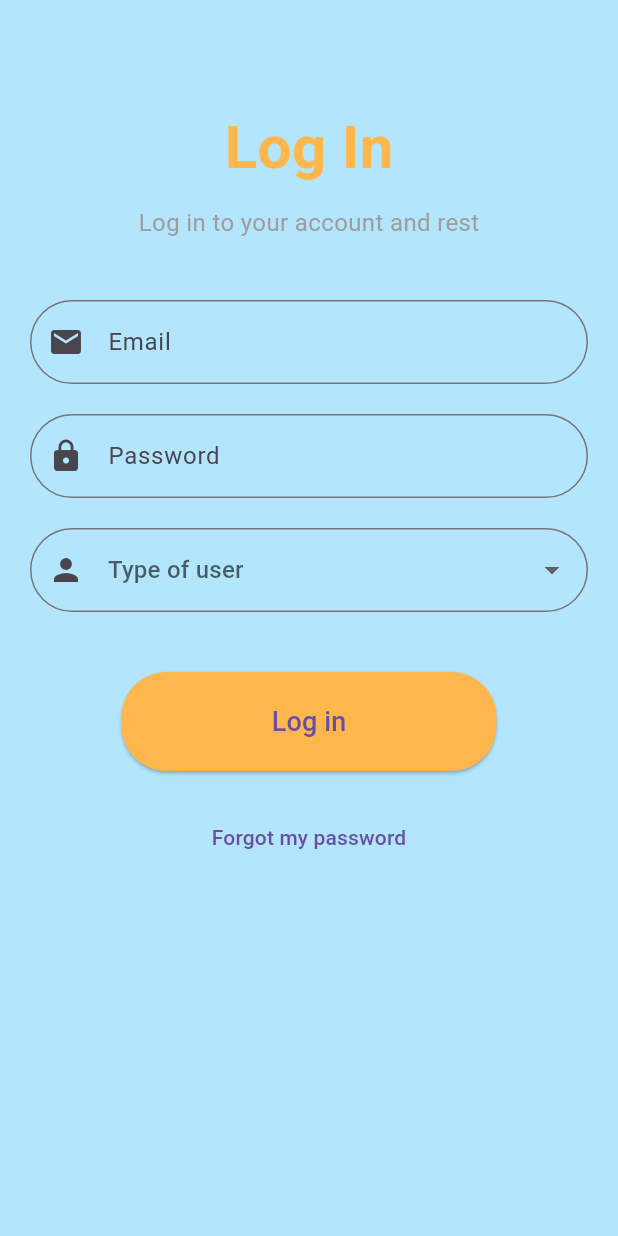
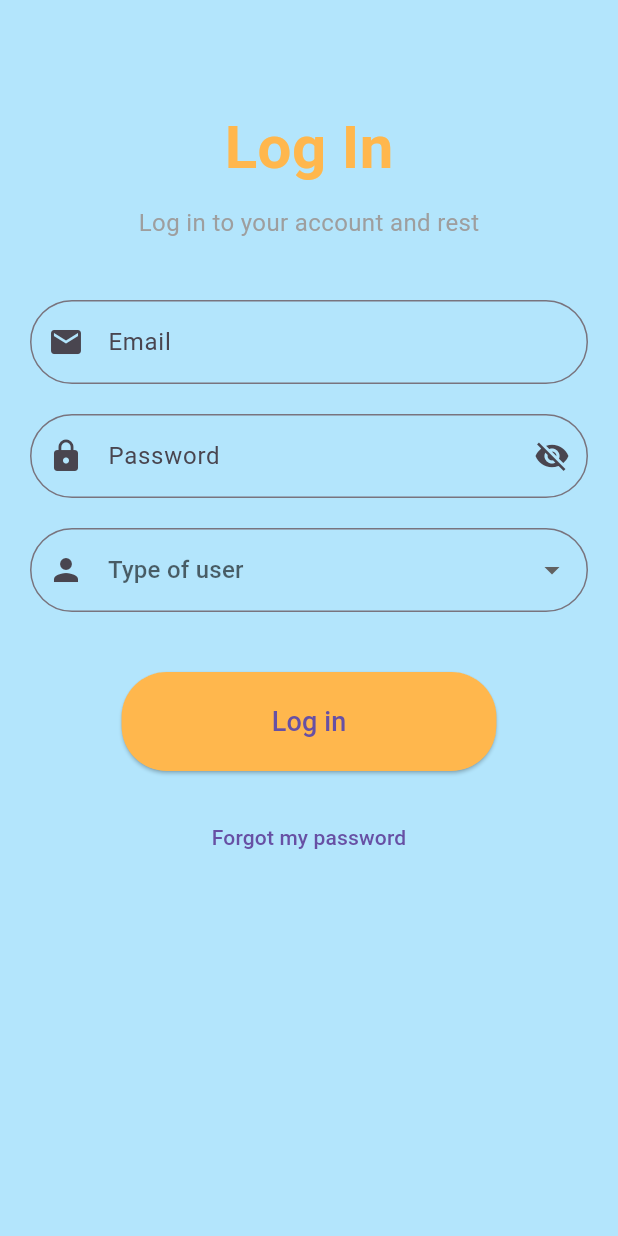
Before and after one commit to Raqeeb-org/raqeeb, a Flutter app: the screen it shows after launch, on a phone screen of 412 x 824 dp. Run offline on Flutter 3.47's test engine with Material 3 defaults, Android fonts, the phone set to English and light mode, and no system bars; our stand-ins replace cloud_firestore, firebase_auth, firebase_core, timeline_tile; accounts and stored records are empty.

Commit message:
Refactor:update login.dart=> password part

```diff
--- a/lib/screens/commons/login.dart
+++ b/lib/screens/commons/login.dart
@@ -10,6 +10,8 @@ class LoginScreenState extends State<LoginPage> {
   final TextEditingController _emailController = TextEditingController();
   final TextEditingController _passwordController = TextEditingController();
   String? _selectedUserType;
+  bool _isPasswordVisible =
+      false; // Add this variable for password visibility toggle
 
   final List<String> userTypes = ['Drivers', 'Parents', 'Admins'];
 
@@ -59,13 +61,25 @@ class LoginScreenState extends State<LoginPage> {
               // Password TextField
               TextField(
                 controller: _passwordController,
-                obscureText: true,
+                obscureText: !_isPasswordVisible,
                 decoration: InputDecoration(
                   border: OutlineInputBorder(
                     borderRadius: BorderRadius.circular(30),
                   ),
                   labelText: 'Password',
                   prefixIcon: const Icon(Icons.lock),
+                  suffixIcon: IconButton(
+                    icon: Icon(
+                      _isPasswordVisible
+                          ? Icons.visibility
+                          : Icons.visibility_off,
+                    ),
+                    onPressed: () {
+                      setState(() {
+                        _isPasswordVisible = !_isPasswordVisible;
+                      });
+                    },
+                  ),
                 ),
               ),
               const SizedBox(height: 20),
```
